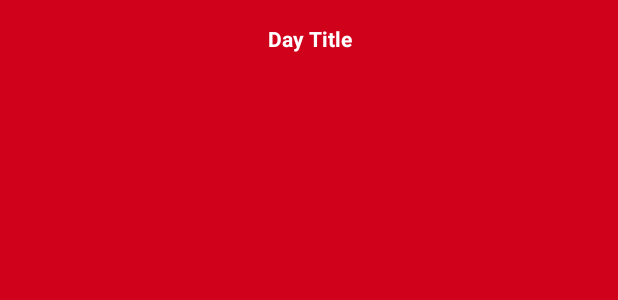
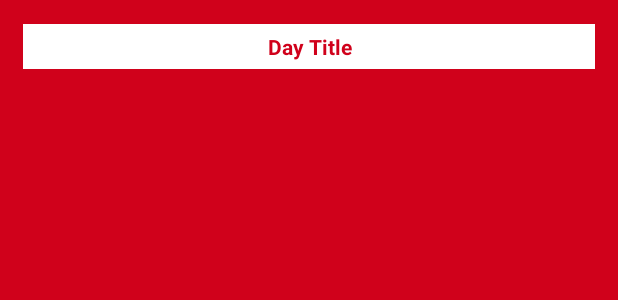
Before and after one commit to magalvao/cardapiojj, an Android app: the layout day_tab.xml on its own in the app's theme, with its tools: preview values and no code run, on a phone screen of 412 x 824 dp. Shown: the top 300 px of the screen. Run offline under Robolectric (Android 15) with nearby library versions, the phone set to English and light mode, and no system bars.

Commit message:
added some layout enhancements

```diff
--- a/app/src/main/res/layout/day_tab.xml
+++ b/app/src/main/res/layout/day_tab.xml
@@ -1,29 +1,37 @@
 <?xml version="1.0" encoding="utf-8"?>
 <LinearLayout xmlns:android="http://schemas.android.com/apk/res/android"
-              android:orientation="vertical"
-              android:background="@color/red"
-              android:layout_width="match_parent"
-              android:layout_height="match_parent">
-    <TextView android:layout_width="match_parent" android:layout_height="wrap_content"
+    android:layout_width="match_parent"
+    android:layout_height="match_parent"
+    android:background="@color/red"
+    android:gravity="center_horizontal"
+    android:orientation="vertical">
+
+    <TextView
+        android:id="@+id/date_title"
+        android:layout_width="match_parent"
+        android:layout_height="30dp"
+        android:layout_marginLeft="15dp"
+        android:layout_marginRight="15dp"
+        android:layout_marginTop="@dimen/spacing_normal"
+        android:background="@color/app_background"
+        android:gravity="center_horizontal"
+        android:paddingTop="5dp"
         android:text="Day Title"
-              android:gravity="center_horizontal"
-              android:layout_marginTop="@dimen/spacing_normal"
-              android:textStyle="bold"
-              android:textColor="@color/white"
-              android:id="@+id/date_title"
-    />
+        android:textColor="@color/colorPrimary"
+        android:textStyle="bold" />
 
     <android.support.v7.widget.RecyclerView
         android:id="@+id/mealsList"
         android:layout_width="match_parent"
+        android:layout_height="match_parent"
         android:background="@color/transparent"
-        android:padding="@dimen/spacing_small"
-        android:layout_height="match_parent" />
+        android:padding="@dimen/spacing_small" />
 
-    <Button android:layout_width="match_parent" android:layout_height="wrap_content"
-            android:text="Almocei fora hoje"
-            android:layout_margin="24dp"
-            android:visibility="gone"
-            android:id="@+id/btnLunchOut"
-    />
+    <Button
+        android:id="@+id/btnLunchOut"
+        android:layout_width="match_parent"
+        android:layout_height="wrap_content"
+        android:layout_margin="24dp"
+        android:text="Almocei fora hoje"
+        android:visibility="gone" />
 </LinearLayout>
--- a/app/src/main/res/values/colors.xml
+++ b/app/src/main/res/values/colors.xml
@@ -15,7 +15,7 @@
     <color name="text_subtitle">#747474</color>
     <color name="text">#040404</color>
 
-    <color name="app_background">#50ffffff</color>
+    <color name="app_background">#ffffff</color>
 
 
     <!-- card colors -->
```
Also changed, not shown: app/src/main/res/layout/activity_help.xml (+9 -8 lines), app/src/main/res/layout/meal_list_item.xml (+23 -10 lines).
